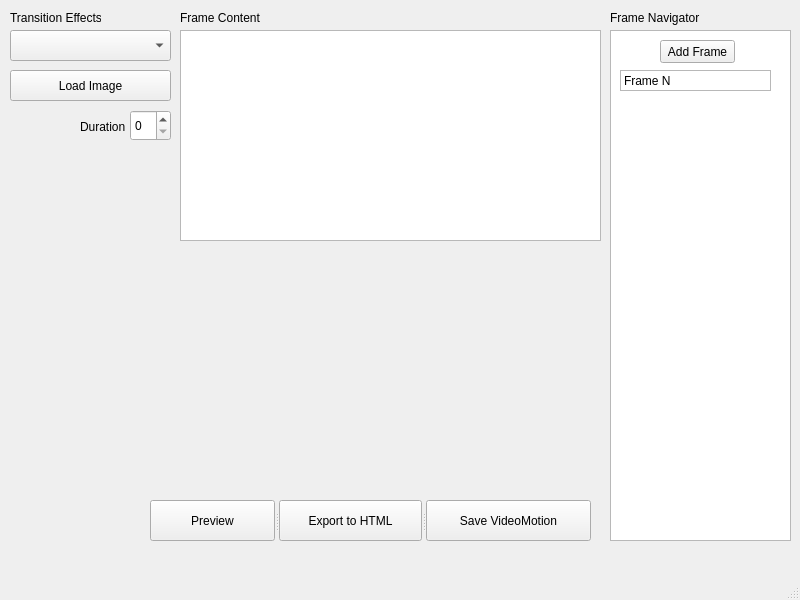
The window that InfoMotion.ui (alcroito/infographics) describes before a commit, drawn with Qt 5.
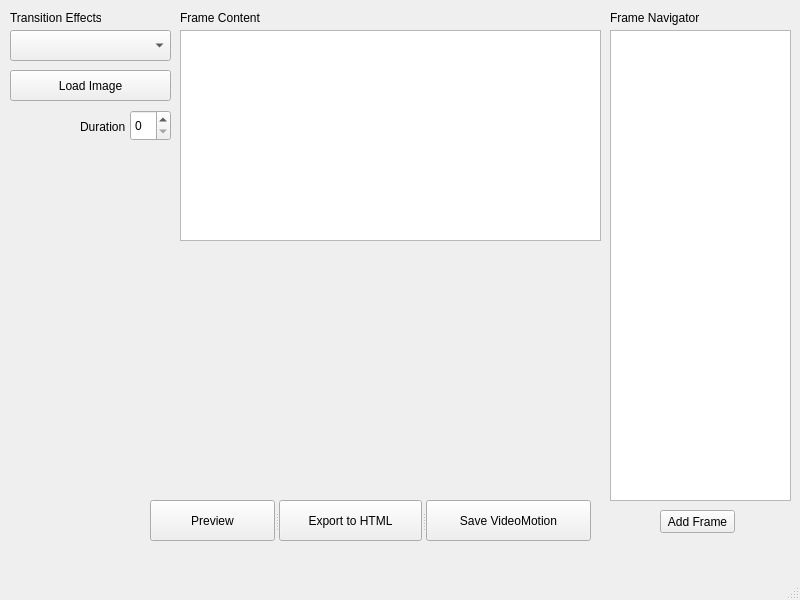
The same window after the commit.

Commit message:
Implemented big part of UI.
Change UI element to QListWidget.

```diff
--- a/InfoMotion.ui
+++ b/InfoMotion.ui
@@ -109,13 +109,13 @@
      <string>Frame Content</string>
     </property>
    </widget>
-   <widget class="QListView" name="framelist_navigatorView">
+   <widget class="QListWidget" name="framelist_navigatorView">
     <property name="geometry">
      <rect>
       <x>610</x>
       <y>30</y>
       <width>181</width>
-      <height>511</height>
+      <height>471</height>
      </rect>
     </property>
    </widget>
@@ -132,30 +132,11 @@
      <string>Frame Navigator</string>
     </property>
    </widget>
-   <widget class="QLabel" name="frame_nr_">
-    <property name="geometry">
-     <rect>
-      <x>620</x>
-      <y>70</y>
-      <width>151</width>
-      <height>21</height>
-     </rect>
-    </property>
-    <property name="cursor">
-     <cursorShape>PointingHandCursor</cursorShape>
-    </property>
-    <property name="frameShape">
-     <enum>QFrame::StyledPanel</enum>
-    </property>
-    <property name="text">
-     <string>Frame N</string>
-    </property>
-   </widget>
-   <widget class="QPushButton" name="pushButton">
+   <widget class="QPushButton" name="addFrameButton">
     <property name="geometry">
      <rect>
       <x>660</x>
-      <y>40</y>
+      <y>510</y>
       <width>75</width>
       <height>23</height>
      </rect>
```
The commit also changes 3 other files.
